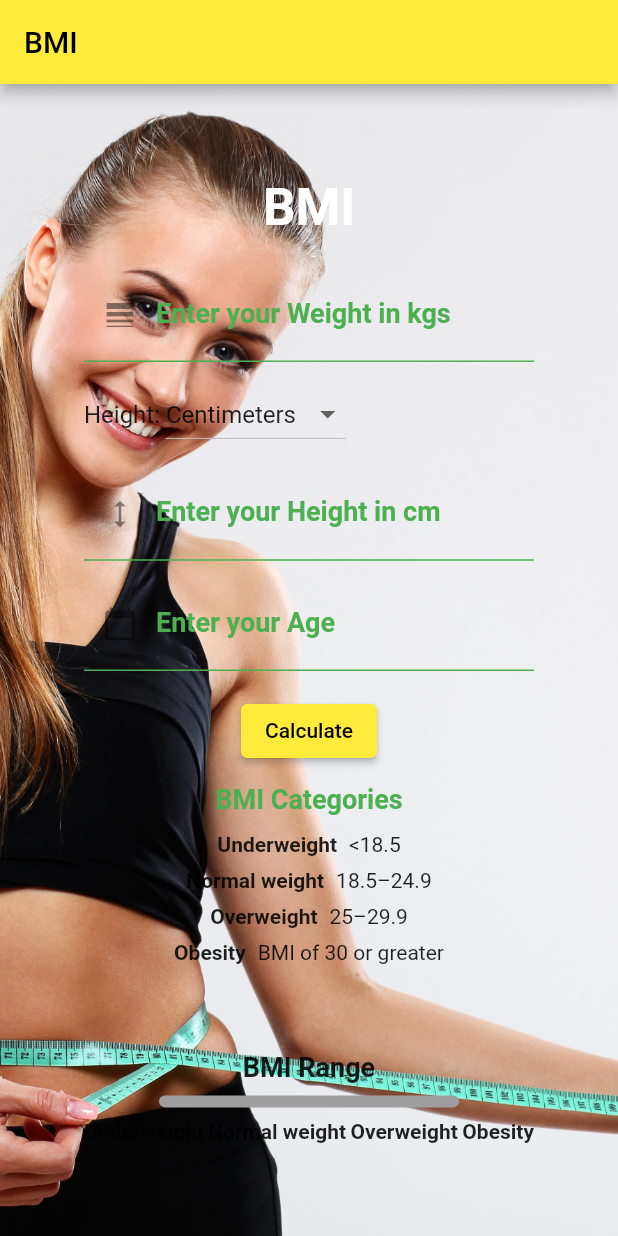
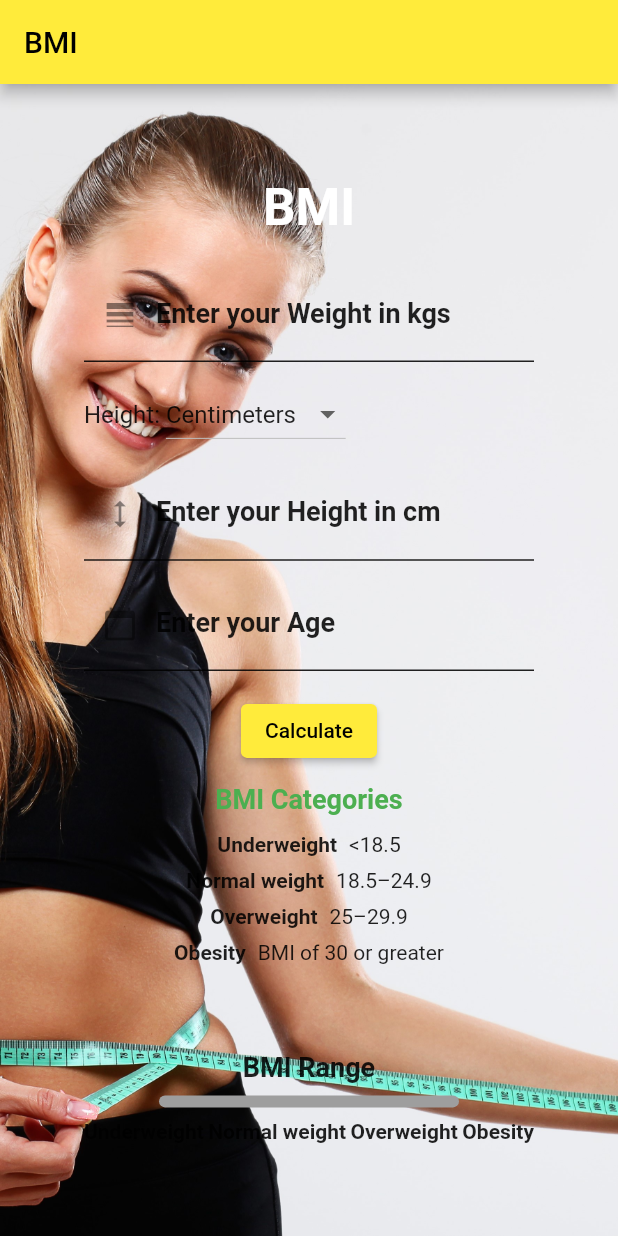
Before and after one commit to prateekp273/body_mass_index-BMI-using-flutter, a Flutter app: the screen it shows after launch, on a phone screen of 412 x 824 dp. Run offline on Flutter 3.47's test engine with Material 2 defaults, Android fonts, the phone set to English and light mode, and no system bars.

```diff
--- a/lib/main.dart
+++ b/lib/main.dart
@@ -18,16 +18,16 @@ class FlutterApp extends StatelessWidget {
         primarySwatch: Colors.yellow,
         inputDecorationTheme: InputDecorationTheme(
           fillColor: Colors.yellow.shade900,
-          hintStyle: TextStyle(color: Colors.green),
+          hintStyle: TextStyle(color: Colors.black87),
           labelStyle: TextStyle(
-            color: Colors.green,
+            color: Colors.black87,
             fontSize: 18, // Increase font size
           ),
           enabledBorder: UnderlineInputBorder(
-            borderSide: BorderSide(color: Colors.green),
+            borderSide: BorderSide(color: Colors.black87),
           ),
           focusedBorder: UnderlineInputBorder(
-            borderSide: BorderSide(color: Colors.green),
+            borderSide: BorderSide(color: Colors.black87),
           ),
         ),
       ),
@@ -227,7 +227,7 @@ class _DashBoardScreenState extends State<DashBoardScreen> {
           keyboardType: TextInputType.number,
           style: TextStyle(
             fontWeight: FontWeight.bold,
-            color: Colors.black87, // Set text color to dark black
+            color: Colors.green, // Set text color to dark black
             fontSize: 18, // Increase font size
           ),
         ),
@@ -243,7 +243,7 @@ class _DashBoardScreenState extends State<DashBoardScreen> {
         keyboardType: TextInputType.number,
         style: TextStyle(
           fontWeight: FontWeight.bold,
-          color: Colors.black87, // Set text color to dark black
+          color: Colors.green, // Set text color to dark black
           fontSize: 18, // Increase font size
         ),
       ),
@@ -291,7 +291,7 @@ class _DashBoardScreenState extends State<DashBoardScreen> {
                     keyboardType: TextInputType.number,
                     style: TextStyle(
                       fontWeight: FontWeight.bold,
-                      color: Colors.black87, // Set text color to dark black
+                      color: Colors.green, // Set text color to dark black
                       fontSize: 18, // Increase font size
                     ),
                   ),
@@ -334,7 +334,7 @@ class _DashBoardScreenState extends State<DashBoardScreen> {
                     keyboardType: TextInputType.number,
                     style: TextStyle(
                       fontWeight: FontWeight.bold,
-                      color: Colors.green, // Set text color to dark black
+                      color: Colors.green, // Set text color to dark green
                       fontSize: 18, // Increase font size
                     ),
                   ),
```
